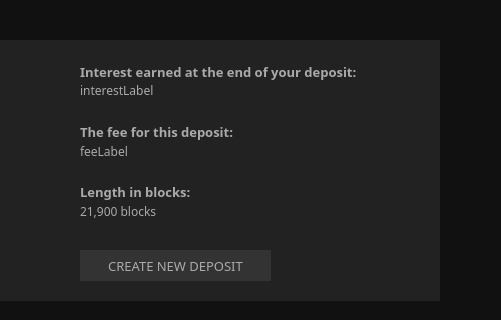
Qt form src/gui/ui/depositsframe.ui (ConcealNetwork/conceal-desktop) before a commit; both pictures show x 410 to 911 and y 380 to 700 of the 1270 by 700 pixel window.
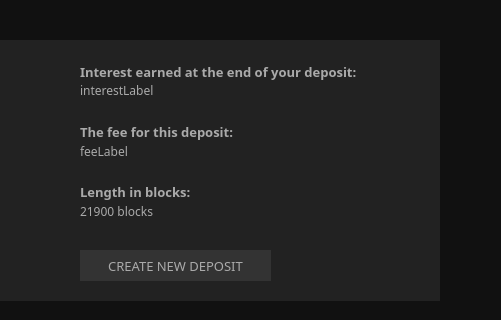
The same form after that commit.

What changed in the file:
```diff
--- a/src/gui/ui/depositsframe.ui
+++ b/src/gui/ui/depositsframe.ui
@@ -362,7 +362,7 @@
         <string notr="true">color: #aaa;</string>
        </property>
        <property name="text">
-        <string>21,900 blocks</string>
+        <string>21900 blocks</string>
        </property>
        <property name="alignment">
         <set>Qt::AlignLeading|Qt::AlignLeft|Qt::AlignVCenter</set>
```
